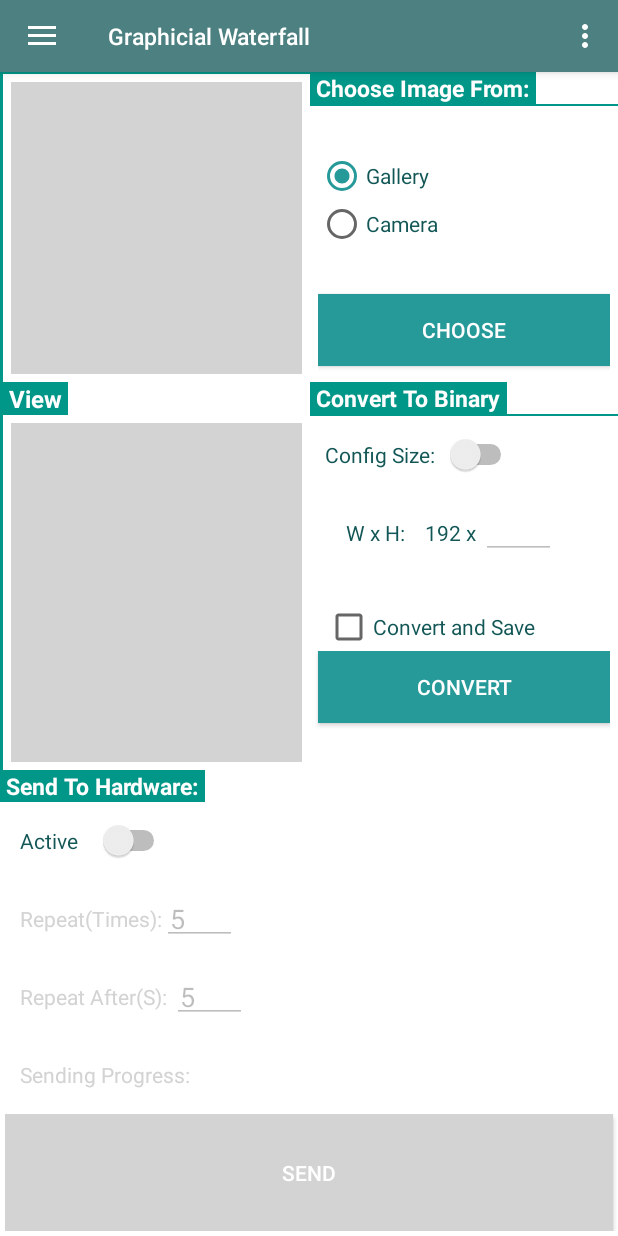
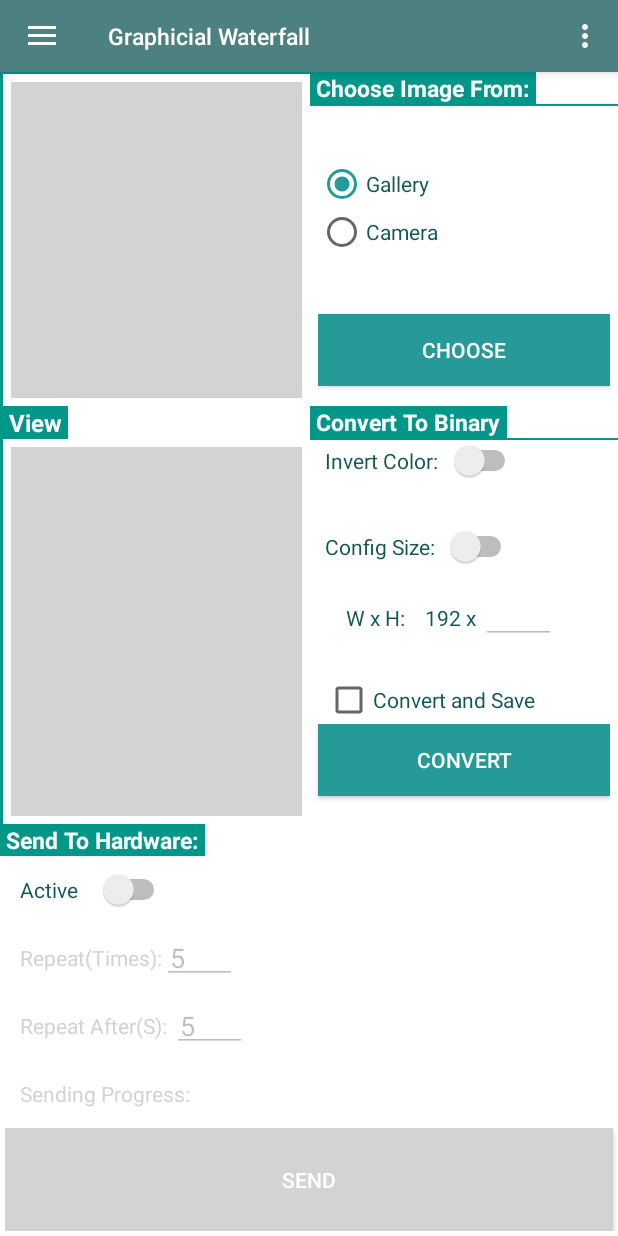
Before and after one commit to HuynhTanUIT/WaterfallAndroidProject, an Android app: the screen it shows after launch (MainActivity), on a phone screen of 412 x 824 dp. Run offline under Robolectric (Android 15) with nearby library versions, the phone set to English and light mode, and no system bars.

Commit message:
13:38 23/10/2016: Ok convert Binary HOme And resize 15:21 23/10/2016:Load To Gridview add Inver Color Switch

```diff
--- a/app/src/main/java/com/example/tan_pc/navigationdraweractivity/HomeFragment.java
+++ b/app/src/main/java/com/example/tan_pc/navigationdraweractivity/HomeFragment.java
@@ -107,6 +107,8 @@ public class HomeFragment extends Fragment {
 
     Switch switchConfigSizeHome;
     Switch switchActiveHome;
+    Switch switchSwapColor;
+
 
     CheckBox checkboxConvertAndSaveHome;
 
@@ -121,6 +123,8 @@ public class HomeFragment extends Fragment {
     RadioButton radioCameraB;
     Switch switchConfigSizeHomeB;
     Switch switchActiveHomeB;
+    Switch switchSwapColorB;
+
     EditText edtHeightHomeB;
     EditText edtRepeatTimeHomeB;
     EditText edtRepeatAfterHomeB;
@@ -164,6 +168,7 @@ public class HomeFragment extends Fragment {
         InitializeComponent(v);
         return v;
     }
+
     private TextWatcher edtTextChangeListener = new TextWatcher() {
         @Override
         public void beforeTextChanged(CharSequence s, int start, int count, int after) {
@@ -172,7 +177,7 @@ public class HomeFragment extends Fragment {
 
         @Override
         public void onTextChanged(CharSequence s, int start, int before, int count) {
-          EnableButton(btnConvertHome,true);
+            EnableButton(btnConvertHome, true);
         }
 
         @Override
@@ -184,32 +189,6 @@ public class HomeFragment extends Fragment {
     private void InitializeComponent(View v) {
         try {
             ReflectAndListener(v);
-            switchConfigSizeHome.setOnCheckedChangeListener(checkedChangedListenner);
-
-            switchActiveHome.setOnCheckedChangeListener(checkedChangedListenner);
-            //txt192x.setOnFocusChangeListener(txtFocusChange);
-            HomeLinearLayout.setOnClickListener(btnClickListener);
-
-            checkboxConvertAndSaveHome.setOnCheckedChangeListener(checkedChangedListenner);
-
-            btnChooseHome.setOnClickListener(btnClickListener);
-            btnConvertHome.setOnClickListener(btnClickListener);
-            btnSendHome.setOnClickListener(btnClickListener);
-
-
-            radioGallery.setOnClickListener(btnClickListener);
-            radioCamera.setOnClickListener(btnClickListener);
-
-            edtHeightHome.setOnClickListener(btnClickListener);
-            edtHeightHome.setOnFocusChangeListener(edtFocusChange);
-            edtHeightHome.addTextChangedListener(edtTextChangeListener);
-
-            edtRepeatTimeHome.setOnClickListener(btnClickListener);
-            edtRepeatTimeHome.setOnFocusChangeListener(edtFocusChange);
-
-
-            edtRepeatAfterHome.setOnClickListener(btnClickListener);
-            edtRepeatAfterHome.setOnFocusChangeListener(edtFocusChange);
 
             //LOad Values Threshold and WidthSize from database
             LoadHomeValues();
@@ -240,7 +219,10 @@ public class HomeFragment extends Fragment {
                     //EnableEditText(edtRepeatAfterHome,true);
                     break;
                 case R.id.checkboxConvertAndSaveHome:
-                    EnableButton(btnConvertHome,true);
+                    EnableButton(btnConvertHome, true);
+                    break;
+                case R.id.switchSwapColor:
+                    EnableButton(btnConvertHome, true);
                     break;
             }
         }
@@ -254,7 +236,7 @@ public class HomeFragment extends Fragment {
 
             EnableEditText(edtRepeatTimeHome, true);
             EnableEditText(edtRepeatAfterHome, true);
-            EnableButton(btnSendHome,true);
+            EnableButton(btnSendHome, true);
 
 
             progressBarHome.setVisibility(getView().VISIBLE);
@@ -268,8 +250,7 @@ public class HomeFragment extends Fragment {
 
             EnableEditText(edtRepeatTimeHome, false);
             EnableEditText(edtRepeatAfterHome, false);
-            EnableButton(btnSendHome,true);
-
+            EnableButton(btnSendHome, true);
 
 
             progressBarHome.setVisibility(getView().GONE);
@@ -278,6 +259,7 @@ public class HomeFragment extends Fragment {
 
         }
     }
+
     private void EnableButton(Button btn, boolean b) {
         if (b == true) {
 
@@ -309,13 +291,12 @@ public class HomeFragment extends Fragment {
                 int NumVal = NumberOfValves(id);
                 txt192x.setText(String.valueOf(NumVal) + " x ");
                 int newHeight = (int) (((float) iH / iW) * NumVal);
-                if(newHeight>999){
+                if (newHeight > 999) {
                     edtHeightHome.setText(String.valueOf(999));
-                }
-                else {
+                } else {
                     edtHeightHome.setText(String.valueOf(newHeight));
                 }
-               // edtHeightHome.setText(String.valueOf(newHeight));
+                // edtHeightHome.setText(String.valueOf(newHeight));
 //                    //txtSendToHardware.setText(String.valueOf(iH)+" "+String.valueOf(iW)+ " "+ String.valueOf((float)iH/iW)  +" "+newHeight);
 //                    ToastShow(String.valueOf(iH)+" "+String.valueOf(iW)+ " "+ String.valueOf((float)iH/iW)  +" "+newHeight);
             }//
@@ -408,17 +389,6 @@ public class HomeFragment extends Fragment {
 
     }
 
-    private AdapterView.OnItemClickListener onItemClickListener = new AdapterView.OnItemClickListener() {
-        @Override
-        public void onItemClick(AdapterView<?> parent, View view, int position, long id) {
-            try {
-//                PROJECTDATABASE.DETELE__BINARY_192Valves((int)id);
-//                LoadImageToGridView();
-            } catch (Exception e) {
-//                ToastShow(e.getMessage().toString());
-            }
-        }
-    };
 
     private View.OnClickListener btnClickListener = new View.OnClickListener() {
         @Override
@@ -452,7 +422,7 @@ public class HomeFragment extends Fragment {
                 case R.id.btnConvertHome:
 
                     ButtonConvertHomeClicked();
-                    if(checkboxConvertAndSaveHome.isChecked()){
+                    if (checkboxConvertAndSaveHome.isChecked()) {
                         SaveToDatabase();
                     }
                     break;
@@ -496,20 +466,27 @@ public class HomeFragment extends Fragment {
                 resized = Bitmap.createScaledBitmap(bitmap, newWidth, newHeight, true);
                 //imageViewBinaryImageHome.setImageBitmap(resized);
 
-               // ToastShow(String.valueOf(resized.getWidth()) + " " + String.valueOf(resized.getHeight()));
+                // ToastShow(String.valueOf(resized.getWidth()) + " " + String.valueOf(resized.getHeight()));
                 //txtSendToHardware.setText(String.valueOf(iH)+" "+String.valueOf(iW)+ " "+ String.valueOf((float)iH/iW)  +" "+newWidth);
                 //ToastShow(String.valueOf(iH) + " " + String.valueOf(iW) + " " + String.valueOf((float) iH / iW) + " " + newWidth);
             }//
             //convert to Gray Image
             resizedGrayscale = ConvertToGrayscale(resized);
             //ConvertToBinary
-            resizedBinary = GrayscaletoBinary(resizedGrayscale);
+
+            if (switchSwapColor.isChecked()) {
+                resizedBinary = GrayscaletoBinarySwapColorOn(resizedGrayscale);
+
+            } else {
+                resizedBinary = GrayscaletoBinary(resizedGrayscale);
+            }
+
             imageViewBinaryImageHome.setImageBitmap(resizedBinary);
             //progressBarConvertHome.setVisibility(getView().GONE);
             //btnConvertHome.setEnabled(true);
 
             ClearEditTextFocus();
-            EnableButton(btnConvertHome,false);
+            EnableButton(btnConvertHome, false);
 
         } catch (Exception e) {
             if (e.getMessage().toString().contains("null object")) {
@@ -523,7 +500,36 @@ public class HomeFragment extends Fragment {
     }
 
 
-    //ConVert Grayscale To binary
+    //ConVert Grayscale To binary Nomal
+    public Bitmap GrayscaletoBinarySwapColorOn(Bitmap bmpOriginal) {
+        int width, height, threshold;
+        height = bmpOriginal.getHeight();
+        width = bmpOriginal.getWidth();
+        threshold = 127;
+//
+//
+        Bitmap bmpBinary = Bitmap.createBitmap(bmpOriginal);
+
+        for (int x = 0; x < width; ++x) {
+            // progressBarConvertHome.setVisibility(getView().VISIBLE);
+            for (int y = 0; y < height; ++y) {
+                // get one pixel color
+                int pixel = bmpOriginal.getPixel(x, y);
+                int red = Color.red(pixel);
+
+                //get binary value
+                if (red < threshold) {
+                    bmpBinary.setPixel(x, y, 0xFFFFFFFF);
+                } else {
+                    bmpBinary.setPixel(x, y, 0xFF000000);
+                }
+
+            }
+        }
+        return bmpBinary;
+    }
+
+    //ConVert Grayscale To binary Nomal
     public Bitmap GrayscaletoBinary(Bitmap bmpOriginal) {
         int width, height, threshold;
         height = bmpOriginal.getHeight();
@@ -770,7 +776,7 @@ public class HomeFragment extends Fragment {
                 }
             }
             ///////////////////////////////////////////////////////////////
-            EnableButton(btnConvertHome,true);
+            EnableButton(btnConvertHome, true);
             btnChooseHome.setEnabled(true);
             switchConfigSizeHome.setChecked(false);
             switchConfigSizeHomecheck(false);
@@ -788,10 +794,9 @@ public class HomeFragment extends Fragment {
                     txt192x.setText(String.valueOf(NumVal) + " x ");
                     int newHeight = (int) (((float) iH / iW) * NumVal);
 
-                    if(newHeight>999){
+                    if (newHeight > 999) {
                         edtHeightHome.setText(String.valueOf(999));
-                    }
-                    else {
+                    } else {
                         edtHeightHome.setText(String.valueOf(newHeight));
                     }
 
@@ -846,11 +851,42 @@ public class HomeFragment extends Fragment {
 
             switchConfigSizeHome = (Switch) v.findViewById(R.id.switchConfigSizeHome);
             switchActiveHome = (Switch) v.findViewById(R.id.switchActiveHome);
+            switchSwapColor = (Switch) v.findViewById(R.id.switchSwapColor);
 
             checkboxConvertAndSaveHome = (CheckBox) v.findViewById(R.id.checkboxConvertAndSaveHome);
 
             progressBarHome = (ProgressBar) v.findViewById(R.id.progressBarHome);
             progressBarConvertHome = (ProgressBar) v.findViewById(R.id.progressBarConvertHome);
+
+
+            //Listener
+            switchConfigSizeHome.setOnCheckedChangeListener(checkedChangedListenner);
+
+            switchActiveHome.setOnCheckedChangeListener(checkedChangedListenner);
+            switchSwapColor.setOnCheckedChangeListener(checkedChangedListenner);
+            //txt192x.setOnFocusChangeListener(txtFocusChange);
+            HomeLinearLayout.setOnClickListener(btnClickListener);
+
+            checkboxConvertAndSaveHome.setOnCheckedChangeListener(checkedChangedListenner);
+
+            btnChooseHome.setOnClickListener(btnClickListener);
+            btnConvertHome.setOnClickListener(btnClickListener);
+            btnSendHome.setOnClickListener(btnClickListener);
+
+
+            radioGallery.setOnClickListener(btnClickListener);
+            radioCamera.setOnClickListener(btnClickListener);
+
+            edtHeightHome.setOnClickListener(btnClickListener);
+            edtHeightHome.setOnFocusChangeListener(edtFocusChange);
+            edtHeightHome.addTextChangedListener(edtTextChangeListener);
+
+            edtRepeatTimeHome.setOnClickListener(btnClickListener);
+            edtRepeatTimeHome.setOnFocusChangeListener(edtFocusChange);
+
+
+            edtRepeatAfterHome.setOnClickListener(btnClickListener);
+            edtRepeatAfterHome.setOnFocusChangeListener(edtFocusChange);
 
 
             // gridviewHome = (GridView) v.findViewById(R.id.gridviewHome);
@@ -933,6 +969,7 @@ public class HomeFragment extends Fragment {
 
         switchConfigSizeHomeB = switchConfigSizeHome;
         switchActiveHomeB = switchActiveHome;
+        switchSwapColorB=switchSwapColor;
 
         edtHeightHomeB = edtHeightHome;
         edtHeightHomeB = edtHeightHome;
@@ -951,8 +988,9 @@ public class HomeFragment extends Fragment {
 
         imageViewBinaryImageHomeB = imageViewBinaryImageHome;
 
-         progressBarHomeB=progressBarHome;
-         progressBarConvertHomeB=progressBarConvertHome;
+        progressBarHomeB = progressBarHome;
+        progressBarConvertHomeB = progressBarConvertHome;
+
 
     }
 
@@ -962,6 +1000,8 @@ public class HomeFragment extends Fragment {
 
         switchConfigSizeHome.setChecked(switchConfigSizeHomeB.isChecked());
         switchActiveHome.setChecked(switchActiveHomeB.isChecked());
+        switchSwapColor.setChecked(switchSwapColor.isChecked());
+
 
         edtHeightHome.setEnabled(edtHeightHomeB.isEnabled());
         edtHeightHome.setText(edtHeightHomeB.getText());
--- a/app/src/main/res/layout-land/fragment_home.xml
+++ b/app/src/main/res/layout-land/fragment_home.xml
@@ -178,7 +178,7 @@
             <LinearLayout
                 android:layout_width="match_parent"
                 android:layout_height="0dp"
-                android:layout_weight="1.3"
+                android:layout_weight="1.5"
                 android:orientation="vertical">
 
                 <TextView
@@ -210,7 +210,18 @@
                         android:layout_width="match_parent"
                         android:layout_height="0dp"
                         android:layout_weight="1">
-
+                        <Switch
+                            android:id="@+id/switchSwapColor"
+                            android:textColor="@color/colorPrimary"
+                            android:layout_marginLeft="10dp"
+                            android:text="Invert Color:  "
+                            android:layout_width="wrap_content"
+                            android:layout_height="wrap_content" />
+                    </LinearLayout>
+                    <LinearLayout
+                        android:layout_width="match_parent"
+                        android:layout_height="0dp"
+                        android:layout_weight="1">
                         <Switch
                             android:id="@+id/switchConfigSizeHome"
                             android:layout_width="wrap_content"
--- a/app/src/main/res/layout/fragment_home.xml
+++ b/app/src/main/res/layout/fragment_home.xml
@@ -191,7 +191,7 @@
             <LinearLayout
                 android:layout_width="0dp"
                 android:layout_height="match_parent"
-                android:layout_weight="1"
+                android:layout_weight="1."
                 android:orientation="vertical">
 
                 <TextView
@@ -217,7 +217,18 @@
                     android:layout_weight="1"
                     android:orientation="vertical"
                     android:paddingRight="5dp">
-
+                    <LinearLayout
+                        android:layout_width="match_parent"
+                        android:layout_height="0dp"
+                        android:layout_weight="1">
+                        <Switch
+                            android:id="@+id/switchSwapColor"
+                            android:textColor="@color/colorPrimary"
+                            android:layout_marginLeft="10dp"
+                            android:text="Invert Color:  "
+                            android:layout_width="wrap_content"
+                            android:layout_height="wrap_content" />
+                    </LinearLayout>
                     <LinearLayout
                         android:layout_width="match_parent"
                         android:layout_height="0dp"
@@ -306,7 +317,7 @@
                     <LinearLayout
                         android:layout_width="match_parent"
                         android:layout_height="0dp"
-                        android:layout_weight="1.5">
+                        android:layout_weight="1.4">
 
                         <Button
                             android:id="@+id/btnConvertHome"
@@ -331,7 +342,7 @@
         <LinearLayout
             android:layout_width="match_parent"
             android:layout_height="0dp"
-            android:layout_weight="1.5"
+            android:layout_weight="1.23"
             android:orientation="vertical">
 
             <LinearLayout
```
Also changed, not shown: app/src/main/res/layout-land/fragment_import.xml (+40 -23 lines), 1 other file.
